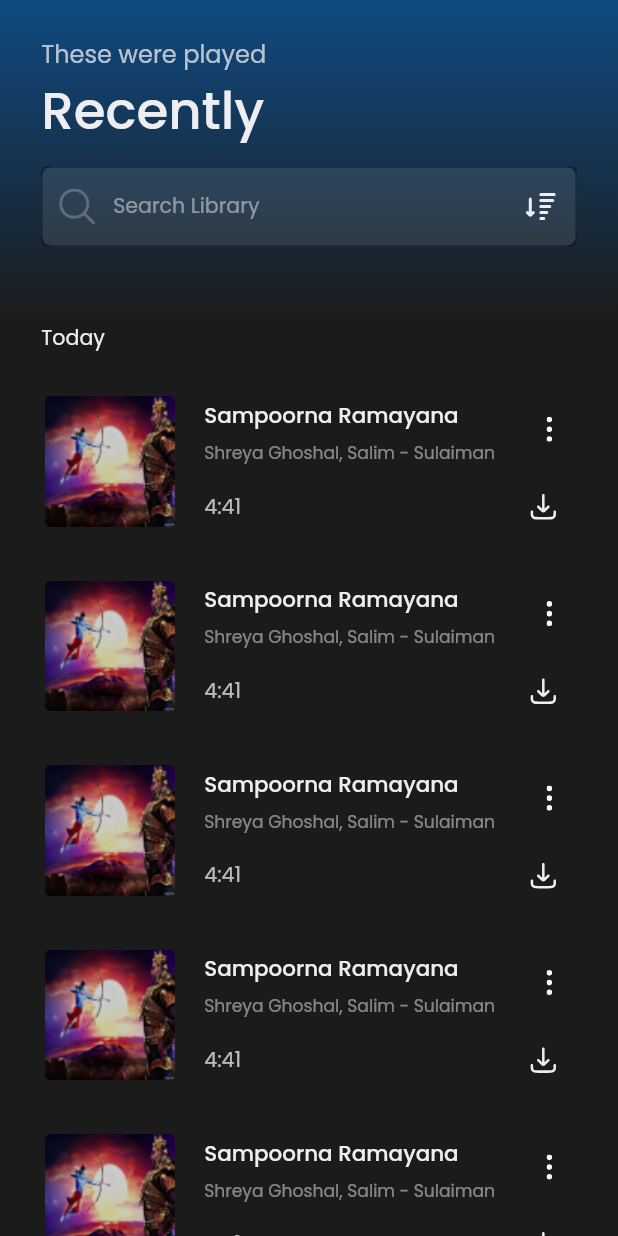
After one commit to shoyabsiddique0/fine_tune, a Flutter app: the RecentlyPlayedScreen screen opened by its route, on a phone screen of 412 x 824 dp. The commit adds this screen. Run offline on Flutter 3.47's test engine with Material 2 defaults, Android fonts, the phone set to English and light mode, and no system bars; our stand-ins replace audio_service, audio_video_progress_bar, cached_network_image, carousel_slider, flutter_screenutil, flutter_svg and 4 more; network calls fail.

Commit message:
Player and Recently Played

```diff
--- /dev/null
+++ b/lib/Pages/HomePage/RecentlyPlayedPage/recently_played_bindng.dart
@@ -0,0 +1,9 @@
+import 'package:fine_tune/Pages/HomePage/RecentlyPlayedPage/recently_played_controller.dart';
+import 'package:get/get.dart';
+
+class RecentlyPlayedBinding extends Bindings{
+  @override
+  void dependencies() {
+    Get.lazyPut(() => RecentlyPlayerController());
+  }
+}
--- /dev/null
+++ b/lib/Pages/HomePage/RecentlyPlayedPage/recently_played_controller.dart
@@ -0,0 +1,143 @@
+import 'package:fine_tune/Widgets/LibraryWidget/watchlist_card.dart';
+import 'package:get/get.dart';
+import 'package:flutter/material.dart';
+class RecentlyPlayerController extends GetxController{
+  var searchEdit = TextEditingController().obs;
+  var sort = [
+    "Title",
+    "Artist",
+    "Album",
+    "Recently Added"
+  ];
+  Map<DateTime, List<WatchlistCard>> recentPlayed = {
+    DateTime(2023, 07, 29) : [
+      const WatchlistCard(
+          title: "Sampoorna Ramayana",
+          imageLink: "assets/HomeAssets/liked.png",
+          duration: "Shreya Ghoshal, Salim - Sulaiman",
+          left: "4:41",
+          isDownloads: false),
+      const WatchlistCard(
+          title: "Sampoorna Ramayana",
+          imageLink: "assets/HomeAssets/liked.png",
+          duration: "Shreya Ghoshal, Salim - Sulaiman",
+          left: "4:41",
+          isDownloads: false),
+      const WatchlistCard(
+          title: "Sampoorna Ramayana",
+          imageLink: "assets/HomeAssets/liked.png",
+          duration: "Shreya Ghoshal, Salim - Sulaiman",
+          left: "4:41",
+          isDownloads: false),
+      const WatchlistCard(
+          title: "Sampoorna Ramayana",
+          imageLink: "assets/HomeAssets/liked.png",
+          duration: "Shreya Ghoshal, Salim - Sulaiman",
+          left: "4:41",
+          isDownloads: false),
+      const WatchlistCard(
+          title: "Sampoorna Ramayana",
+          imageLink: "assets/HomeAssets/liked.png",
+          duration: "Shreya Ghoshal, Salim - Sulaiman",
+          left: "4:41",
+          isDownloads: false),
+    ],
+    DateTime(2023, 07, 28) : [
+      const WatchlistCard(
+          title: "Sampoorna Ramayana",
+          imageLink: "assets/HomeAssets/liked.png",
+          duration: "Shreya Ghoshal, Salim - Sulaiman",
+          left: "4:41",
+          isDownloads: false),
+      const WatchlistCard(
+          title: "Sampoorna Ramayana",
+          imageLink: "assets/HomeAssets/liked.png",
+          duration: "Shreya Ghoshal, Salim - Sulaiman",
+          left: "4:41",
+          isDownloads: false),
+      const WatchlistCard(
+          title: "Sampoorna Ramayana",
+          imageLink: "assets/HomeAssets/liked.png",
+          duration: "Shreya Ghoshal, Salim - Sulaiman",
+          left: "4:41",
+          isDownloads: false),
+      const WatchlistCard(
+          title: "Sampoorna Ramayana",
+          imageLink: "assets/HomeAssets/liked.png",
+          duration: "Shreya Ghoshal, Salim - Sulaiman",
+          left: "4:41",
+          isDownloads: false),
+      const WatchlistCard(
+          title: "Sampoorna Ramayana",
+          imageLink: "assets/HomeAssets/liked.png",
+          duration: "Shreya Ghoshal, Salim - Sulaiman",
+          left: "4:41",
+          isDownloads: false),
+    ],
+    DateTime(2023, 07, 27) : [
+      const WatchlistCard(
+          title: "Sampoorna Ramayana",
+          imageLink: "assets/HomeAssets/liked.png",
+          duration: "Shreya Ghoshal, Salim - Sulaiman",
+          left: "4:41",
+          isDownloads: false),
+      const WatchlistCard(
+          title: "Sampoorna Ramayana",
+          imageLink: "assets/HomeAssets/liked.png",
+          duration: "Shreya Ghoshal, Salim - Sulaiman",
+          left: "4:41",
+          isDownloads: false),
+      const WatchlistCard(
+          title: "Sampoorna Ramayana",
+          imageLink: "assets/HomeAssets/liked.png",
+          duration: "Shreya Ghoshal, Salim - Sulaiman",
+          left: "4:41",
+          isDownloads: false),
+      const WatchlistCard(
+          title: "Sampoorna Ramayana",
+          imageLink: "assets/HomeAssets/liked.png",
+          duration: "Shreya Ghoshal, Salim - Sulaiman",
+          left: "4:41",
+          isDownloads: false),
+      const WatchlistCard(
+          title: "Sampoorna Ramayana",
+          imageLink: "assets/HomeAssets/liked.png",
+          duration: "Shreya Ghoshal, Salim - Sulaiman",
+          left: "4:41",
+          isDownloads: false),
+    ],
+    DateTime(2023, 07, 26) : [
+      const WatchlistCard(
+          title: "Sampoorna Ramayana",
+          imageLink: "assets/HomeAssets/liked.png",
+          duration: "Shreya Ghoshal, Salim - Sulaiman",
+          left: "4:41",
+          isDownloads: false),
+      const WatchlistCard(
+          title: "Sampoorna Ramayana",
+          imageLink: "assets/HomeAssets/liked.png",
+          duration: "Shreya Ghoshal, Salim - Sulaiman",
+          left: "4:41",
+          isDownloads: false),
+      const WatchlistCard(
+          title: "Sampoorna Ramayana",
+          imageLink: "assets/HomeAssets/liked.png",
+          duration: "Shreya Ghoshal, Salim - Sulaiman",
+          left: "4:41",
+          isDownloads: false),
+      const WatchlistCard(
+          title: "Sampoorna Ramayana",
+          imageLink: "assets/HomeAssets/liked.png",
+          duration: "Shreya Ghoshal, Salim - Sulaiman",
+          left: "4:41",
+          isDownloads: false),
+      const WatchlistCard(
+          title: "Sampoorna Ramayana",
+          imageLink: "assets/HomeAssets/liked.png",
+          duration: "Shreya Ghoshal, Salim - Sulaiman",
+          left: "4:41",
+          isDownloads: false),
+    ],
+  };
+  var currentVal = 0.obs;
+}
--- /dev/null
+++ b/lib/Pages/HomePage/RecentlyPlayedPage/recently_played_screen.dart
@@ -0,0 +1,115 @@
+import 'package:fine_tune/Pages/HomePage/RecentlyPlayedPage/recently_played_controller.dart';
+import 'package:fine_tune/Theme/app_color.dart';
+import 'package:fine_tune/Widgets/LibraryWidget/custom_search_bar.dart';
+import 'package:flutter/material.dart';
+import 'package:flutter_screenutil/flutter_screenutil.dart';
+import 'package:get/get.dart';
+import 'package:google_fonts/google_fonts.dart';
+
+class RecentlyPlayedScreen extends StatelessWidget {
+  const RecentlyPlayedScreen({super.key});
+
+  @override
+  Widget build(BuildContext context) {
+    RecentlyPlayerController controller = Get.find<RecentlyPlayerController>();
+    return Scaffold(
+      backgroundColor: const Color(0xff1c1b1b),
+      body: SingleChildScrollView(
+        child: Column(
+          children: [
+            Container(
+              height: 180.h,
+              padding: EdgeInsets.only(left: 24.w, right: 24.w, top: 20.h),
+              // width: double.infinity,
+              decoration: const BoxDecoration(
+                  gradient: LinearGradient(
+                      colors: [Color(0xff1C1B1B), Color(0xff0F4A81)],
+                      begin: Alignment.bottomCenter,
+                      end: Alignment.topCenter)),
+              child: Column(
+                crossAxisAlignment: CrossAxisAlignment.start,
+                children: [
+                  Column(
+                    crossAxisAlignment: CrossAxisAlignment.start,
+                    children: [
+                      Text(
+                        "These were played",
+                        style: GoogleFonts.poppins(
+                            fontSize: 14.sp,
+                            fontWeight: FontWeight.w400,
+                            color: whiteColor.withOpacity(0.75)),
+                      ),
+                      Text(
+                        "Recently",
+                        style: GoogleFonts.poppins(
+                            fontSize: 30.sp,
+                            // fontStyle: FontStyle.italic,
+                            fontWeight: FontWeight.w500,
+                            color: whiteColor),
+                      ),
+                    ],
+                  ),
+                  CustomSearchBar(
+                    controller: controller.searchEdit.value,
+                    list: controller.sort,
+                    currentVal: controller.currentVal,
+                    hint: "Search Library",
+                    hasSuffix: true,
+                  )
+                ],
+              ),
+            ),
+            Column(
+                children: controller.recentPlayed.entries.map((e) {
+              return Column(
+                crossAxisAlignment: CrossAxisAlignment.start,
+                children: [
+                  Container(
+                    margin: EdgeInsets.only(left: 24.w, right: 24.w, bottom: 20.h),
+                    child: e.key.day == DateTime.now().day &&
+                            e.key.month == DateTime.now().month &&
+                            e.key.year == DateTime.now().year
+                        ? Text("Today", style: GoogleFonts.poppins(
+                      fontSize: 12.sp,
+                      fontWeight: FontWeight.w400,
+                      color: whiteColor
+                    ),)
+                        : DateTime.now().subtract(Duration(hours: 24)).day ==
+                                    e.key.day &&
+                                DateTime.now()
+                                        .subtract(Duration(hours: 24))
+                                        .month ==
+                                    e.key.month &&
+                                DateTime.now().subtract(Duration(hours: 24)).year ==
+                                    e.key.year
+                            ? Text("Yesterday", style: GoogleFonts.poppins(
+                        fontSize: 12.sp,
+                        fontWeight: FontWeight.w400,
+                        color: whiteColor
+                    ),)
+                            : Text("${e.key.day}/${e.key.month}/${e.key.year}", style: GoogleFonts.poppins(
+                        fontSize: 12.sp,
+                        fontWeight: FontWeight.w400,
+                        color: whiteColor
+                    ),),
+                  ),
+                  Column(
+                    children: e.value.map((e) => e).toList(),
+                  ),
+                  Center(
+                    // padding: EdgeInsets.only(top: 10.h),
+                    child: Text("View All", style: GoogleFonts.poppins(
+                    fontSize: 14.sp,
+                    fontWeight: FontWeight.w400,
+                    color: whiteColor
+                    ),),
+                  )
+                ],
+              );
+            }).toList())
+          ],
+        ),
+      ),
+    );
+  }
+}
--- a/lib/Pages/HomePage/home_screen.dart
+++ b/lib/Pages/HomePage/home_screen.dart
@@ -59,9 +59,12 @@ class HomeScreen extends StatelessWidget {
                       child: Row(
                         mainAxisAlignment: MainAxisAlignment.spaceBetween,
                         children: [
-                          SvgPicture.asset(
-                            "assets/AuthAssets/time.svg",
-                            height: 28.w,
+                          GestureDetector(
+                            onTap: () => Get.toNamed(AppRoute.recentlyPlayedScreen),
+                            child: SvgPicture.asset(
+                              "assets/AuthAssets/time.svg",
+                              height: 28.w,
+                            ),
                           ),
                           GestureDetector(
                             onTap: () => Get.toNamed(AppRoute.profileScreen),
--- a/lib/Pages/PlayerPage/player_screen.dart
+++ b/lib/Pages/PlayerPage/player_screen.dart
@@ -7,7 +7,7 @@ class PlayerScreen extends StatelessWidget {
   @override
   Widget build(BuildContext context) {
     return Scaffold(
-      backgroundColor: Color(0xff1c1b1b),
+      backgroundColor: const Color(0xff1c1b1b),
       body: SingleChildScrollView(
         child: Column(
           children: [
--- a/lib/Routes/app_page.dart
+++ b/lib/Routes/app_page.dart
@@ -6,6 +6,8 @@ import 'package:fine_tune/Pages/BottomNavigationBar/bottom_navigation_binding.da
 import 'package:fine_tune/Pages/BottomNavigationBar/bottom_navigation_screen.dart';
 import 'package:fine_tune/Pages/HomePage/PlaylistPage/playlist_bindng.dart';
 import 'package:fine_tune/Pages/HomePage/PlaylistPage/playlist_screen.dart';
+import 'package:fine_tune/Pages/HomePage/RecentlyPlayedPage/recently_played_bindng.dart';
+import 'package:fine_tune/Pages/HomePage/RecentlyPlayedPage/recently_played_screen.dart';
 import 'package:fine_tune/Pages/HomePage/home_binding.dart';
 import 'package:fine_tune/Pages/HomePage/home_screen.dart';
 import 'package:fine_tune/Pages/LibraryPage/library_binding.dart';
@@ -87,5 +89,10 @@ class AppPage {
         page: () => const PlayerScreen(),
         binding: PlayerBinding(),
         transition: Transition.rightToLeft),
+    GetPage(
+        name: AppRoute.recentlyPlayedScreen,
+        page: () => const RecentlyPlayedScreen(),
+        binding: RecentlyPlayedBinding(),
+        transition: Transition.rightToLeft),
   ];
 }
--- a/lib/Routes/app_route.dart
+++ b/lib/Routes/app_route.dart
@@ -11,4 +11,5 @@ class AppRoute {
   static const String editProfileScreen = "/editProfileScreen";
   static const String playlistScreen = "/playlistScreen";
   static const String playerScreen = "/playerScreen";
+  static const String recentlyPlayedScreen = "/recentlyPlayedScreen";
 }
--- a/lib/Widgets/HomeWidget/card_view.dart
+++ b/lib/Widgets/HomeWidget/card_view.dart
@@ -21,6 +21,7 @@ class CardView extends StatelessWidget {
 
   @override
   Widget build(BuildContext context) {
+    GlobalKey cardKey = GlobalKey();
     return InkWell(
       onTap: action,
       child: SizedBox(
@@ -30,12 +31,15 @@ class CardView extends StatelessWidget {
           crossAxisAlignment: CrossAxisAlignment.start,
           mainAxisAlignment: MainAxisAlignment.start,
           children: [
-            SizedBox(height: 145.h, child: Image.asset(image)),
+            SizedBox(height: 145.h, child: Image.asset(image, key: cardKey,)),
             isWatched
-                ? LinearProgressIndicator(
-                    value: 0.2,
-                    backgroundColor: Colors.grey.withOpacity(0.5),
-                  )
+                ? SizedBox(
+              width: 105.w,
+                  child: LinearProgressIndicator(
+                      value: 0.2,
+                      backgroundColor: Colors.grey.withOpacity(0.5),
+                    ),
+                )
                 : SizedBox.shrink(),
             SizedBox(
               height: 10.h,
@@ -60,4 +64,8 @@ class CardView extends StatelessWidget {
       ),
     );
   }
+  double findWidth(GlobalKey cardKey){
+    var box = cardKey.currentContext?.findRenderObject() as RenderBox;
+    return box.size.width;
+  }
 }
--- a/lib/Widgets/PlayerWidgets/player.dart
+++ b/lib/Widgets/PlayerWidgets/player.dart
@@ -4,6 +4,7 @@ import 'package:audio_video_progress_bar/audio_video_progress_bar.dart';
 import 'package:cached_network_image/cached_network_image.dart';
 import 'package:fine_tune/Model/PlayerModel/position_data.dart';
 import 'package:fine_tune/Pages/PlayerPage/player_controller.dart';
+import 'package:fine_tune/Theme/app_color.dart';
 import 'package:fine_tune/Widgets/PlayerWidgets/controls.dart';
 import 'package:flutter/material.dart';
 import 'package:flutter_screenutil/flutter_screenutil.dart';
@@ -32,7 +33,7 @@ class Player extends StatelessWidget {
       );
   @override
   Widget build(BuildContext context) {
-    controller.changeIndex(index - 1, duration);
+    // controller.changeIndex(index - 1, duration);
     return GestureDetector(
       onVerticalDragStart: (details) {
         controller.startPos.value = details.globalPosition;
@@ -49,6 +50,13 @@ class Player extends StatelessWidget {
       },
       onTap: () {},
       child: Container(
+        decoration: BoxDecoration(
+          gradient: LinearGradient(
+            colors: [primaryColor, Color(0xff1c1b1b)],
+            begin: Alignment.topCenter,
+            end: Alignment.bottomCenter
+          )
+        ),
         padding: const EdgeInsets.only(top: 40),
         child: Column(
           mainAxisAlignment: MainAxisAlignment.start,
@@ -70,9 +78,9 @@ class Player extends StatelessWidget {
                         Container(
                           decoration: BoxDecoration(boxShadow: [
                             BoxShadow(
-                              color: const Color(0x38EA3800),
-                              blurRadius: 10.w,
-                              spreadRadius: 2.w,
+                              color: whiteColor,
+                              blurRadius: 8.w,
+                              spreadRadius: 0.5.w,
                             )
                           ]),
                           child: Hero(
@@ -129,7 +137,7 @@ class Player extends StatelessWidget {
                   );
                 }),
             SizedBox(
-              height: 30.w,
+              height: 10.w,
             ),
             Column(mainAxisAlignment: MainAxisAlignment.center, children: [
               StreamBuilder<PositionData>(
```
